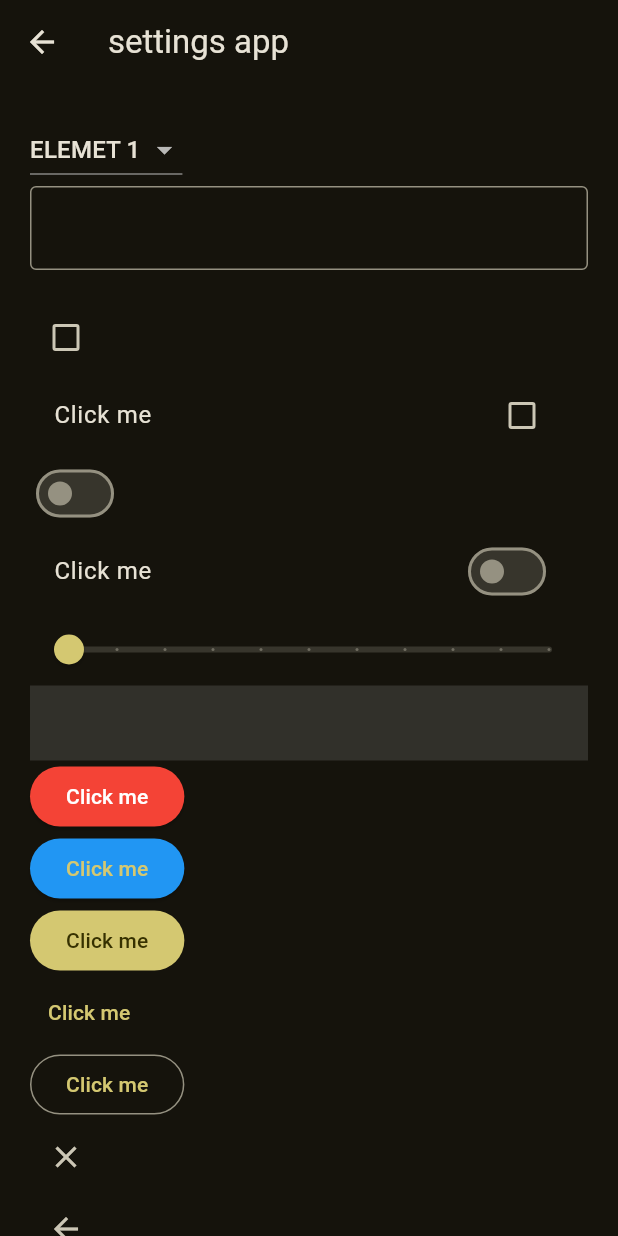
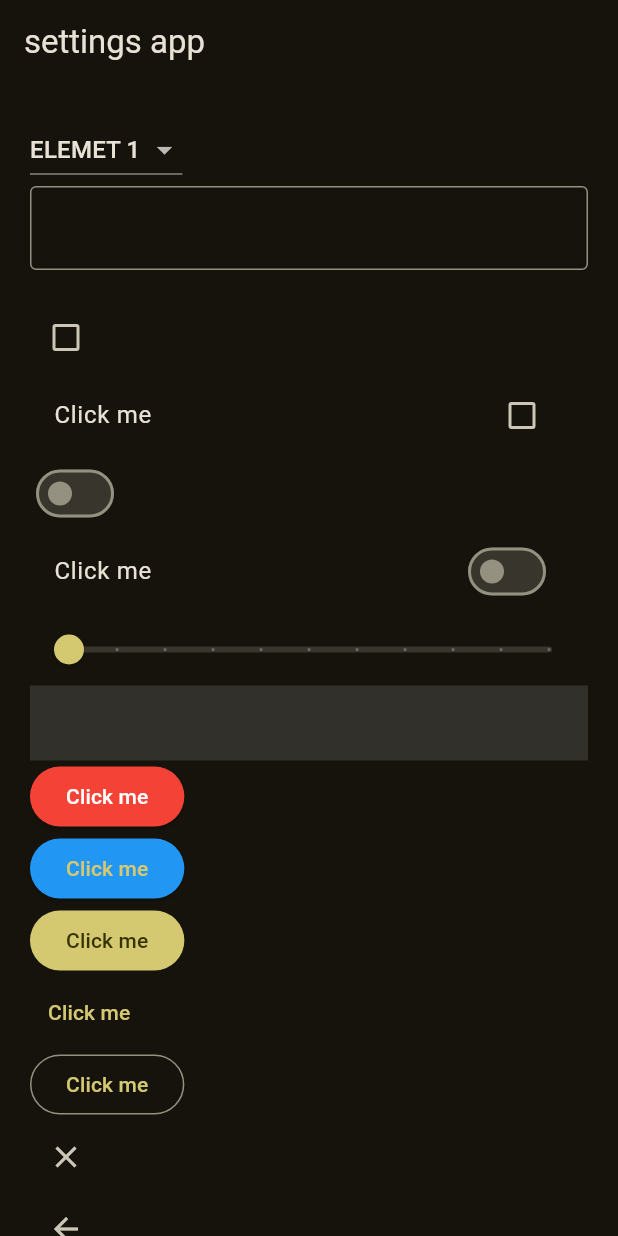
Before and after one commit to Abed-Al-Hussien-Saeed/learning-flutter-basics-, a Flutter app: the Settingpage screen opened directly, on a phone screen of 412 x 824 dp. Run offline on Flutter 3.47's test engine with Material 3 defaults, Android fonts, the phone set to English and light mode, and no system bars.

Commit message:
removed the back btn in setting cux it breaks flutter

```diff
--- a/lib/Views/pages/SettingPage.dart
+++ b/lib/Views/pages/SettingPage.dart
@@ -17,14 +17,7 @@ class _SettingpageState extends State<Settingpage> {
   @override
   Widget build(BuildContext context) {
     return Scaffold(
-      appBar: AppBar(
-        title: Text("settings app "),
-        leading: BackButton(
-          onPressed: () {
-            Navigator.pop(context);
-          },
-        ),
-      ),
+      appBar: AppBar(title: Text("settings app ")),
       body: SingleChildScrollView(
         child: Padding(
           padding: const EdgeInsets.all(20.0),
```
